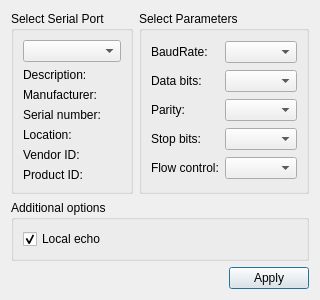
This is settingsdialog.ui in drewtu2/numonet-buoy-controller as Qt 5 draws it before an edit. The edited form follows.
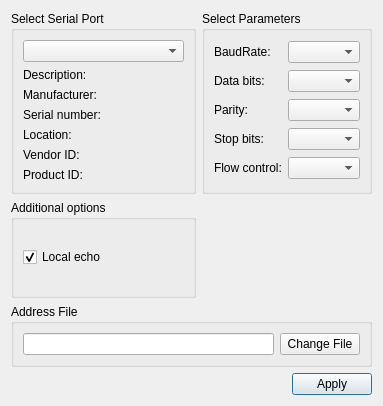
This is the edited form.

Commit message:
Enabled selection of alternate input file via file selector
Give users the chance to change from the default input address file.
This enables users to update the xbee's used in the field without having
to edit the original code.

Patch:
```diff
--- a/settingsdialog.ui
+++ b/settingsdialog.ui
@@ -6,15 +6,93 @@
    <rect>
     <x>0</x>
     <y>0</y>
-    <width>281</width>
-    <height>262</height>
+    <width>383</width>
+    <height>406</height>
    </rect>
   </property>
   <property name="windowTitle">
    <string>Settings</string>
   </property>
   <layout class="QGridLayout" name="gridLayout_3">
-   <item row="0" column="1">
+   <item row="4" column="0" colspan="3">
+    <layout class="QHBoxLayout" name="horizontalLayout">
+     <item>
+      <spacer name="horizontalSpacer">
+       <property name="orientation">
+        <enum>Qt::Horizontal</enum>
+       </property>
+       <property name="sizeHint" stdset="0">
+        <size>
+         <width>96</width>
+         <height>20</height>
+        </size>
+       </property>
+      </spacer>
+     </item>
+     <item>
+      <widget class="QPushButton" name="applyButton">
+       <property name="text">
+        <string>Apply</string>
+       </property>
+      </widget>
+     </item>
+    </layout>
+   </item>
+   <item row="0" column="0" colspan="2">
+    <widget class="QGroupBox" name="selectBox">
+     <property name="title">
+      <string>Select Serial Port</string>
+     </property>
+     <layout class="QGridLayout" name="gridLayout">
+      <item row="0" column="0">
+       <widget class="QComboBox" name="serialPortInfoListBox"/>
+      </item>
+      <item row="1" column="0">
+       <widget class="QLabel" name="descriptionLabel">
+        <property name="text">
+         <string>Description:</string>
+        </property>
+       </widget>
+      </item>
+      <item row="2" column="0">
+       <widget class="QLabel" name="manufacturerLabel">
+        <property name="text">
+         <string>Manufacturer:</string>
+        </property>
+       </widget>
+      </item>
+      <item row="3" column="0">
+       <widget class="QLabel" name="serialNumberLabel">
+        <property name="text">
+         <string>Serial number:</string>
+        </property>
+       </widget>
+      </item>
+      <item row="4" column="0">
+       <widget class="QLabel" name="locationLabel">
+        <property name="text">
+         <string>Location:</string>
+        </property>
+       </widget>
+      </item>
+      <item row="5" column="0">
+       <widget class="QLabel" name="vidLabel">
+        <property name="text">
+         <string>Vendor ID:</string>
+        </property>
+       </widget>
+      </item>
+      <item row="6" column="0">
+       <widget class="QLabel" name="pidLabel">
+        <property name="text">
+         <string>Product ID:</string>
+        </property>
+       </widget>
+      </item>
+     </layout>
+    </widget>
+   </item>
+   <item row="0" column="2">
     <widget class="QGroupBox" name="parametersBox">
      <property name="title">
       <string>Select Parameters</string>
@@ -73,85 +151,7 @@
      </layout>
     </widget>
    </item>
-   <item row="0" column="0">
-    <widget class="QGroupBox" name="selectBox">
-     <property name="title">
-      <string>Select Serial Port</string>
-     </property>
-     <layout class="QGridLayout" name="gridLayout">
-      <item row="0" column="0">
-       <widget class="QComboBox" name="serialPortInfoListBox"/>
-      </item>
-      <item row="1" column="0">
-       <widget class="QLabel" name="descriptionLabel">
-        <property name="text">
-         <string>Description:</string>
-        </property>
-       </widget>
-      </item>
-      <item row="2" column="0">
-       <widget class="QLabel" name="manufacturerLabel">
-        <property name="text">
-         <string>Manufacturer:</string>
-        </property>
-       </widget>
-      </item>
-      <item row="3" column="0">
-       <widget class="QLabel" name="serialNumberLabel">
-        <property name="text">
-         <string>Serial number:</string>
-        </property>
-       </widget>
-      </item>
-      <item row="4" column="0">
-       <widget class="QLabel" name="locationLabel">
-        <property name="text">
-         <string>Location:</string>
-        </property>
-       </widget>
-      </item>
-      <item row="5" column="0">
-       <widget class="QLabel" name="vidLabel">
-        <property name="text">
-         <string>Vendor ID:</string>
-        </property>
-       </widget>
-      </item>
-      <item row="6" column="0">
-       <widget class="QLabel" name="pidLabel">
-        <property name="text">
-         <string>Product ID:</string>
-        </property>
-       </widget>
-      </item>
-     </layout>
-    </widget>
-   </item>
-   <item row="2" column="0" colspan="2">
-    <layout class="QHBoxLayout" name="horizontalLayout">
-     <item>
-      <spacer name="horizontalSpacer">
-       <property name="orientation">
-        <enum>Qt::Horizontal</enum>
-       </property>
-       <property name="sizeHint" stdset="0">
-        <size>
-         <width>96</width>
-         <height>20</height>
-        </size>
-       </property>
-      </spacer>
-     </item>
-     <item>
-      <widget class="QPushButton" name="applyButton">
-       <property name="text">
-        <string>Apply</string>
-       </property>
-      </widget>
-     </item>
-    </layout>
-   </item>
-   <item row="1" column="0" colspan="2">
+   <item row="1" column="0" rowspan="2" colspan="2">
     <widget class="QGroupBox" name="additionalOptionsGroupBox">
      <property name="title">
       <string>Additional options</string>
@@ -170,6 +170,29 @@
      </layout>
     </widget>
    </item>
+   <item row="3" column="0" colspan="3">
+    <widget class="QGroupBox" name="pathSelectionGroupBox">
+     <property name="title">
+      <string>Address File</string>
+     </property>
+     <layout class="QHBoxLayout" name="horizontalLayout_2">
+      <item>
+       <widget class="QLineEdit" name="path">
+        <property name="maxLength">
+         <number>32764</number>
+        </property>
+       </widget>
+      </item>
+      <item>
+       <widget class="QPushButton" name="pathSelectButton">
+        <property name="text">
+         <string>Change File</string>
+        </property>
+       </widget>
+      </item>
+     </layout>
+    </widget>
+   </item>
   </layout>
  </widget>
  <resources/>
```
The commit also changes 7 other files.
